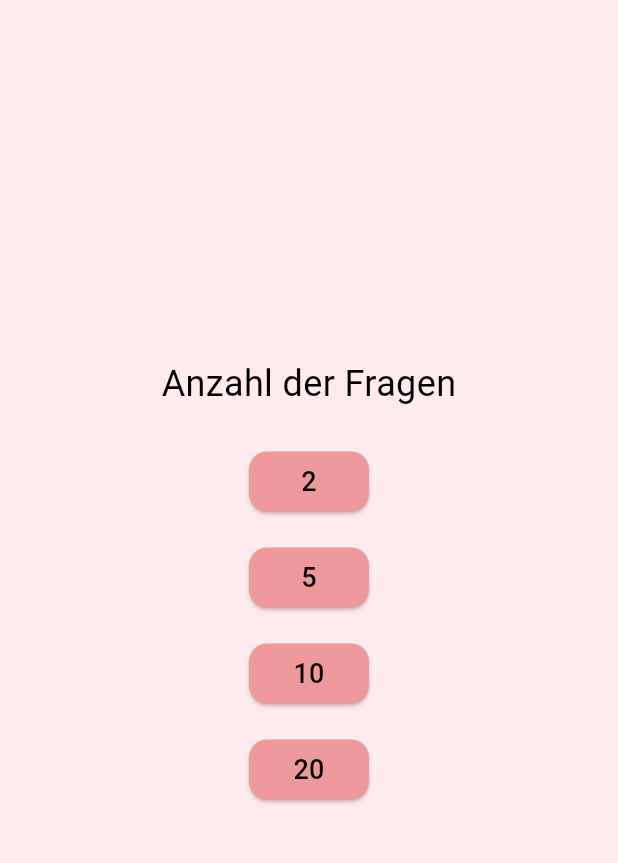
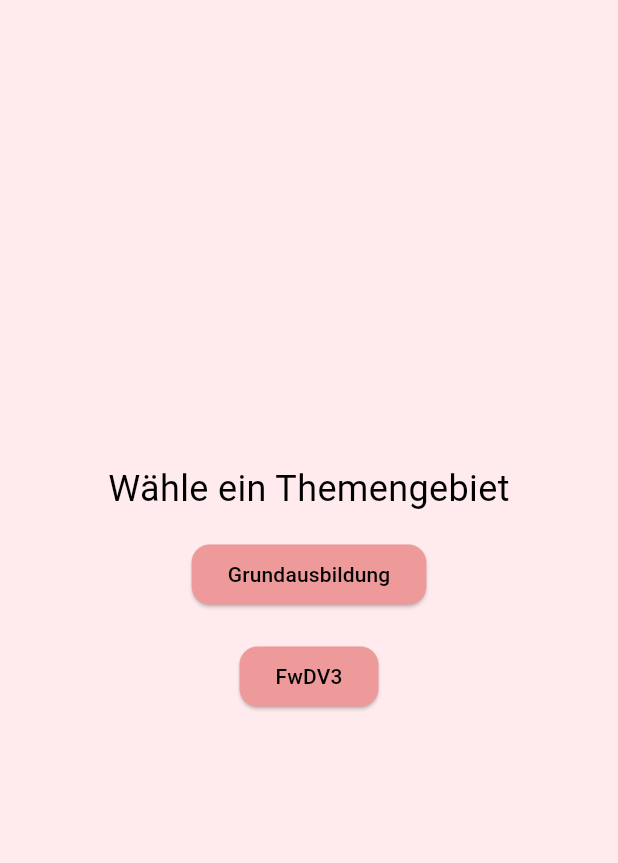
Before and after one commit to Zachfo/feuerwehr_forge, a Flutter app: the screen it shows after launch, on a phone screen of 412 x 824 dp, the part 84-947 px from its top. Run offline on Flutter 3.47's test engine with Material 3 defaults, Android fonts, the phone set to English and light mode, and no system bars.

Commit message:
Mehrere Themengebiete implementiert

```diff
--- a/lib/main.dart
+++ b/lib/main.dart
@@ -1,3 +1,4 @@
+import 'package:feuerwehr_forge/screens/initial_start_screen.dart';
 import 'package:flutter/material.dart';
 import 'screens/start_screen.dart';
 
@@ -34,7 +35,7 @@ class MyApp extends StatelessWidget {
           ),
         ),
       ),
-      home: const StartScreen(),
+      home: const InitialStartScreen(),
     );
   }
 }
--- /dev/null
+++ b/lib/screens/initial_start_screen.dart
@@ -0,0 +1,49 @@
+// lib/screens/initial_start_screen.dart
+import 'package:flutter/material.dart';
+import 'start_screen.dart';
+
+class InitialStartScreen extends StatelessWidget {
+  const InitialStartScreen({Key? key}) : super(key: key);
+
+  void _selectTopic(BuildContext context, String topic) {
+    Navigator.push(
+      context,
+      MaterialPageRoute(
+        builder: (context) => StartScreen(topic: topic),
+      ),
+    );
+  }
+
+  @override
+  Widget build(BuildContext context) {
+    return Scaffold(
+      appBar: AppBar(
+        title: const Text('Feuerwehr Forge'),
+      ),
+      body: Center(
+        child: Column(
+          mainAxisAlignment: MainAxisAlignment.center,
+          children: [
+            const Padding(
+              padding: EdgeInsets.all(16.0),
+              child: Text(
+                'Wähle ein Themengebiet',
+                style: TextStyle(fontSize: 24.0),
+                textAlign: TextAlign.center,
+              ),
+            ),
+            ElevatedButton(
+              onPressed: () => _selectTopic(context, 'Grundausbildung'),
+              child: const Text('Grundausbildung'),
+            ),
+            const SizedBox(height: 20),
+            ElevatedButton(
+              onPressed: () => _selectTopic(context, 'FwDV3'),
+              child: const Text('FwDV3'),
+            ),
+          ],
+        ),
+      ),
+    );
+  }
+}
--- a/lib/screens/quiz_screen.dart
+++ b/lib/screens/quiz_screen.dart
@@ -1,13 +1,15 @@
 import 'dart:math';
 import 'package:flutter/material.dart';
-import '../data/sample_data.dart';
+import '../data/grundausbildung_questions.dart' as grundausbildung;
+import '../data/fwdv3_questions.dart' as fwdv3;
 import '../models/question.dart';
 import 'result_screen.dart';
 
 class QuizScreen extends StatefulWidget {
   final int numberOfQuestions;
+  final String topic;
 
-  const QuizScreen({Key? key, required this.numberOfQuestions}) : super(key: key);
+  const QuizScreen({super.key, required this.numberOfQuestions, required this.topic});
 
   @override
   _QuizScreenState createState() => _QuizScreenState();
@@ -19,16 +21,28 @@ class _QuizScreenState extends State<QuizScreen> {
   late List<int> _questionOrder;
   final Map<int, bool> _correctAnswers = {};
   late List<List<int>> _shuffledOptionIndexes;
+  late List<Question> questions;
 
   @override
   void initState() {
     super.initState();
+    questions = _loadQuestions();
     _questionOrder = List<int>.generate(questions.length, (index) => index);
     _questionOrder.shuffle();
     _shuffledOptionIndexes = List.generate(
       questions.length,
           (index) => List<int>.generate(questions[index].options.length, (i) => i)..shuffle(),
     );
+  }
+
+  List<Question> _loadQuestions() {
+    if (widget.topic == 'Grundausbildung') {
+      return grundausbildung.questions;
+    } else if (widget.topic == 'FwDV3') {
+      return fwdv3.questions;
+    } else {
+      throw Exception('Unbekanntes Thema: ${widget.topic}');
+    }
   }
 
   void _answerQuestion(int selectedShuffledIndex) {
@@ -57,6 +71,7 @@ class _QuizScreenState extends State<QuizScreen> {
           questionOrder: _questionOrder,
           score: _score,
           shuffledOptionIndexes: _shuffledOptionIndexes,
+          topic: widget.topic,
         ),
       ),
     );
@@ -66,7 +81,7 @@ class _QuizScreenState extends State<QuizScreen> {
   Widget build(BuildContext context) {
     return Scaffold(
       appBar: AppBar(
-        title: const Text('Feuerwehr Forge'),
+        title: Text('${widget.topic} - Frage ${_currentQuestionIndex + 1}'),
       ),
       backgroundColor: Colors.red[50],
       body: _currentQuestionIndex < widget.numberOfQuestions && _currentQuestionIndex < questions.length
--- a/lib/screens/start_screen.dart
+++ b/lib/screens/start_screen.dart
@@ -1,14 +1,17 @@
+// lib/screens/start_screen.dart
 import 'package:flutter/material.dart';
 import 'quiz_screen.dart';
 
 class StartScreen extends StatelessWidget {
-  const StartScreen({super.key});
+  final String topic;
+
+  const StartScreen({Key? key, required this.topic}) : super(key: key);
 
   void _startQuiz(BuildContext context, int numberOfQuestions) {
     Navigator.push(
       context,
       MaterialPageRoute(
-        builder: (context) => QuizScreen(numberOfQuestions: numberOfQuestions),
+        builder: (context) => QuizScreen(numberOfQuestions: numberOfQuestions, topic: topic),
       ),
     );
   }
@@ -16,63 +19,34 @@ class StartScreen extends StatelessWidget {
   @override
   Widget build(BuildContext context) {
     const buttonWidth = 80.0;
+    final questionCounts = [2, 5, 10, 20];
 
     return Scaffold(
       appBar: AppBar(
-        title: const Text('Feuerwehr Forge'),
+        title: Text('$topic - Fragen'),
       ),
       body: Center(
         child: Column(
           mainAxisAlignment: MainAxisAlignment.center,
           children: [
-            const Padding(
-              padding: EdgeInsets.all(16.0),
+            Padding(
+              padding: const EdgeInsets.all(16.0),
               child: Text(
-                'Anzahl der Fragen',
-                style: TextStyle(fontSize: 24.0),
+                'Anzahl der Fragen für $topic',
+                style: const TextStyle(fontSize: 24.0),
                 textAlign: TextAlign.center,
               ),
             ),
-            Padding(
+            ...questionCounts.map((count) => Padding(
               padding: const EdgeInsets.symmetric(horizontal: 16.0, vertical: 8.0),
               child: SizedBox(
                 width: buttonWidth,
                 child: ElevatedButton(
-                  onPressed: () => _startQuiz(context, 2),
-                  child: const Text('2', style: TextStyle(fontSize: 18.0)),
+                  onPressed: () => _startQuiz(context, count),
+                  child: Text('$count', style: const TextStyle(fontSize: 18.0)),
                 ),
               ),
-            ),
-            Padding(
-              padding: const EdgeInsets.symmetric(horizontal: 16.0, vertical: 8.0),
-              child: SizedBox(
-                width: buttonWidth,
-                child: ElevatedButton(
-                  onPressed: () => _startQuiz(context, 5),
-                  child: const Text('5', style: TextStyle(fontSize: 18.0)),
-                ),
-              ),
-            ),
-            Padding(
-              padding: const EdgeInsets.symmetric(horizontal: 16.0, vertical: 8.0),
-              child: SizedBox(
-                width: buttonWidth,
-                child: ElevatedButton(
-                  onPressed: () => _startQuiz(context, 10),
-                  child: const Text('10', style: TextStyle(fontSize: 18.0)),
-                ),
-              ),
-            ),
-            Padding(
-              padding: const EdgeInsets.symmetric(horizontal: 16.0, vertical: 8.0),
-              child: SizedBox(
-                width: buttonWidth,
-                child: ElevatedButton(
-                  onPressed: () => _startQuiz(context, 20),
-                  child: const Text('20', style: TextStyle(fontSize: 18.0)),
-                ),
-              ),
-            ),
+            )),
           ],
         ),
       ),
```
Also changed, not shown: lib/data/grundausbildung_questions.dart (added, +304 -0 lines), lib/screens/result_screen.dart (+9 -2 lines), lib/data/fwdv3_questions.dart (renamed from lib/data/sample_data.dart).
